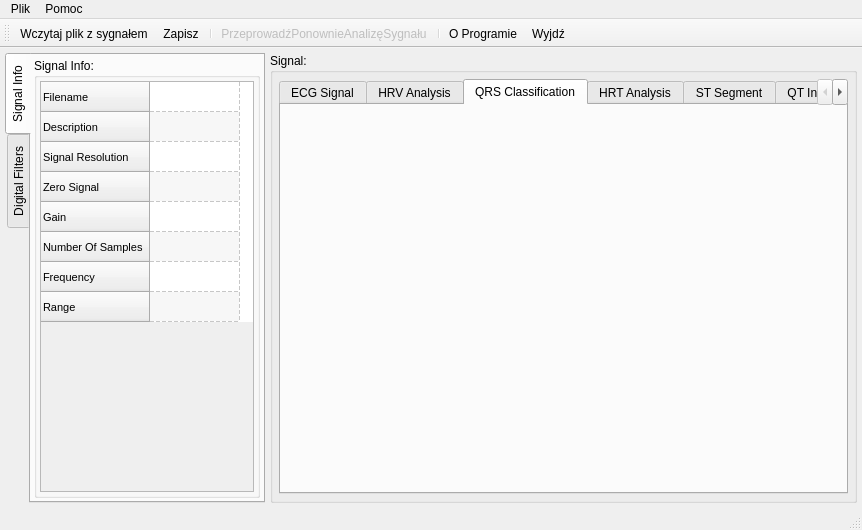
First picture: the form in ecganalyzer.ui, repository mateuszbaran/ECG-analyzer, before the edit.
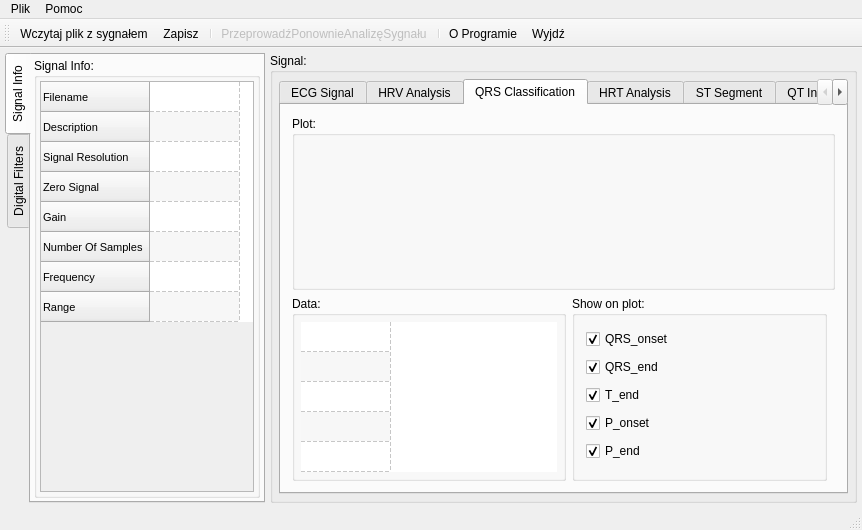
Second picture: the form after the edit. The open tabs and pages were chosen to show the change. Icons and pictures are not drawn. Custom widgets are drawn as their Qt base class.

Commit message: * GUI: HRT * GUI: QRS

What changed in the file:
```diff
--- a/ecganalyzer.ui
+++ b/ecganalyzer.ui
@@ -737,6 +737,229 @@
           <attribute name="title">
            <string>QRS Classification</string>
           </attribute>
+          <layout class="QHBoxLayout" name="horizontalLayout_12">
+           <item>
+            <layout class="QVBoxLayout" name="verticalLayout_11">
+             <property name="bottomMargin">
+              <number>0</number>
+             </property>
+             <item>
+              <widget class="QGroupBox" name="groupBox_5">
+               <property name="sizePolicy">
+                <sizepolicy hsizetype="Preferred" vsizetype="Preferred">
+                 <horstretch>0</horstretch>
+                 <verstretch>4</verstretch>
+                </sizepolicy>
+               </property>
+               <property name="title">
+                <string>Plot:</string>
+               </property>
+              </widget>
+             </item>
+             <item>
+              <layout class="QHBoxLayout" name="horizontalLayout_14">
+               <property name="rightMargin">
+                <number>8</number>
+               </property>
+               <item>
+                <widget class="QGroupBox" name="groupBox_6">
+                 <property name="sizePolicy">
+                  <sizepolicy hsizetype="Preferred" vsizetype="Fixed">
+                   <horstretch>0</horstretch>
+                   <verstretch>0</verstretch>
+                  </sizepolicy>
+                 </property>
+                 <property name="title">
+                  <string>Data:</string>
+                 </property>
+                 <layout class="QHBoxLayout" name="horizontalLayout_11">
+                  <property name="margin">
+                   <number>6</number>
+                  </property>
+                  <item>
+                   <widget class="QTableWidget" name="tableWidgetHRTAnalysis_2">
+                    <property name="sizePolicy">
+                     <sizepolicy hsizetype="Minimum" vsizetype="Maximum">
+                      <horstretch>0</horstretch>
+                      <verstretch>0</verstretch>
+                     </sizepolicy>
+                    </property>
+                    <property name="minimumSize">
+                     <size>
+                      <width>0</width>
+                      <height>0</height>
+                     </size>
+                    </property>
+                    <property name="maximumSize">
+                     <size>
+                      <width>1666</width>
+                      <height>150</height>
+                     </size>
+                    </property>
+                    <property name="font">
+                     <font>
+                      <pointsize>8</pointsize>
+                     </font>
+                    </property>
+                    <property name="frameShape">
+                     <enum>QFrame::NoFrame</enum>
+                    </property>
+                    <property name="frameShadow">
+                     <enum>QFrame::Sunken</enum>
+                    </property>
+                    <property name="editTriggers">
+                     <set>QAbstractItemView::NoEditTriggers</set>
+                    </property>
+                    <property name="tabKeyNavigation">
+                     <bool>true</bool>
+                    </property>
+                    <property name="alternatingRowColors">
+                     <bool>true</bool>
+                    </property>
+                    <property name="selectionMode">
+                     <enum>QAbstractItemView::NoSelection</enum>
+                    </property>
+                    <property name="showGrid">
+                     <bool>true</bool>
+                    </property>
+                    <property name="gridStyle">
+                     <enum>Qt::DashLine</enum>
+                    </property>
+                    <property name="cornerButtonEnabled">
+                     <bool>true</bool>
+                    </property>
+                    <property name="columnCount">
+                     <number>1</number>
+                    </property>
+                    <attribute name="horizontalHeaderVisible">
+                     <bool>false</bool>
+                    </attribute>
+                    <attribute name="horizontalHeaderCascadingSectionResizes">
+                     <bool>false</bool>
+                    </attribute>
+                    <attribute name="horizontalHeaderDefaultSectionSize">
+                     <number>90</number>
+                    </attribute>
+                    <attribute name="horizontalHeaderHighlightSections">
+                     <bool>false</bool>
+                    </attribute>
+                    <attribute name="verticalHeaderVisible">
+                     <bool>false</bool>
+                    </attribute>
+                    <attribute name="verticalHeaderCascadingSectionResizes">
+                     <bool>false</bool>
+                    </attribute>
+                    <attribute name="verticalHeaderDefaultSectionSize">
+                     <number>30</number>
+                    </attribute>
+                    <attribute name="verticalHeaderMinimumSectionSize">
+                     <number>17</number>
+                    </attribute>
+                    <row>
+                     <property name="text">
+                      <string>QRS_onset</string>
+                     </property>
+                    </row>
+                    <row>
+                     <property name="text">
+                      <string>QRS_end</string>
+                     </property>
+                    </row>
+                    <row>
+                     <property name="text">
+                      <string>T_end</string>
+                     </property>
+                    </row>
+                    <row>
+                     <property name="text">
+                      <string>P_onset</string>
+                     </property>
+                    </row>
+                    <row>
+                     <property name="text">
+                      <string>P_end</string>
+                     </property>
+                    </row>
+                    <column>
+                     <property name="text">
+                      <string>Value</string>
+                     </property>
+                    </column>
+                   </widget>
+                  </item>
+                 </layout>
+                </widget>
+               </item>
+               <item>
+                <widget class="QGroupBox" name="groupBox_7">
+                 <property name="sizePolicy">
+                  <sizepolicy hsizetype="Preferred" vsizetype="Preferred">
+                   <horstretch>0</horstretch>
+                   <verstretch>0</verstretch>
+                  </sizepolicy>
+                 </property>
+                 <property name="title">
+                  <string>Show on plot:</string>
+                 </property>
+                 <layout class="QVBoxLayout" name="verticalLayout_13">
+                  <item>
+                   <widget class="QCheckBox" name="checkBoxQRS_onsetEnabled">
+                    <property name="text">
+                     <string>QRS_onset</string>
+                    </property>
+                    <property name="checked">
+                     <bool>true</bool>
+                    </property>
+                   </widget>
+                  </item>
+                  <item>
+                   <widget class="QCheckBox" name="checkBoxQRS_endEnabled">
+                    <property name="text">
+                     <string>QRS_end</string>
+                    </property>
+                    <property name="checked">
+                     <bool>true</bool>
+                    </property>
+                   </widget>
+                  </item>
+                  <item>
+                   <widget class="QCheckBox" name="checkBoxT_endEnabled">
+                    <property name="text">
+                     <string>T_end</string>
+                    </property>
+                    <property name="checked">
+                     <bool>true</bool>
+                    </property>
+                   </widget>
+                  </item>
+                  <item>
+                   <widget class="QCheckBox" name="checkBoxP_onsetEnabled">
+                    <property name="text">
+                     <string>P_onset</string>
+                    </property>
+                    <property name="checked">
+                     <bool>true</bool>
+                    </property>
+                   </widget>
+                  </item>
+                  <item>
+                   <widget class="QCheckBox" name="checkBoxP_endEnabled">
+                    <property name="text">
+                     <string>P_end</string>
+                    </property>
+                    <property name="checked">
+                     <bool>true</bool>
+                    </property>
+                   </widget>
+                  </item>
+                 </layout>
+                </widget>
+               </item>
+              </layout>
+             </item>
+            </layout>
+           </item>
+          </layout>
          </widget>
          <widget class="QWidget" name="tabHRTAnalysis">
           <attribute name="title">
```
Left out of the diff: 60 changed lines with no effect on the pictures.
